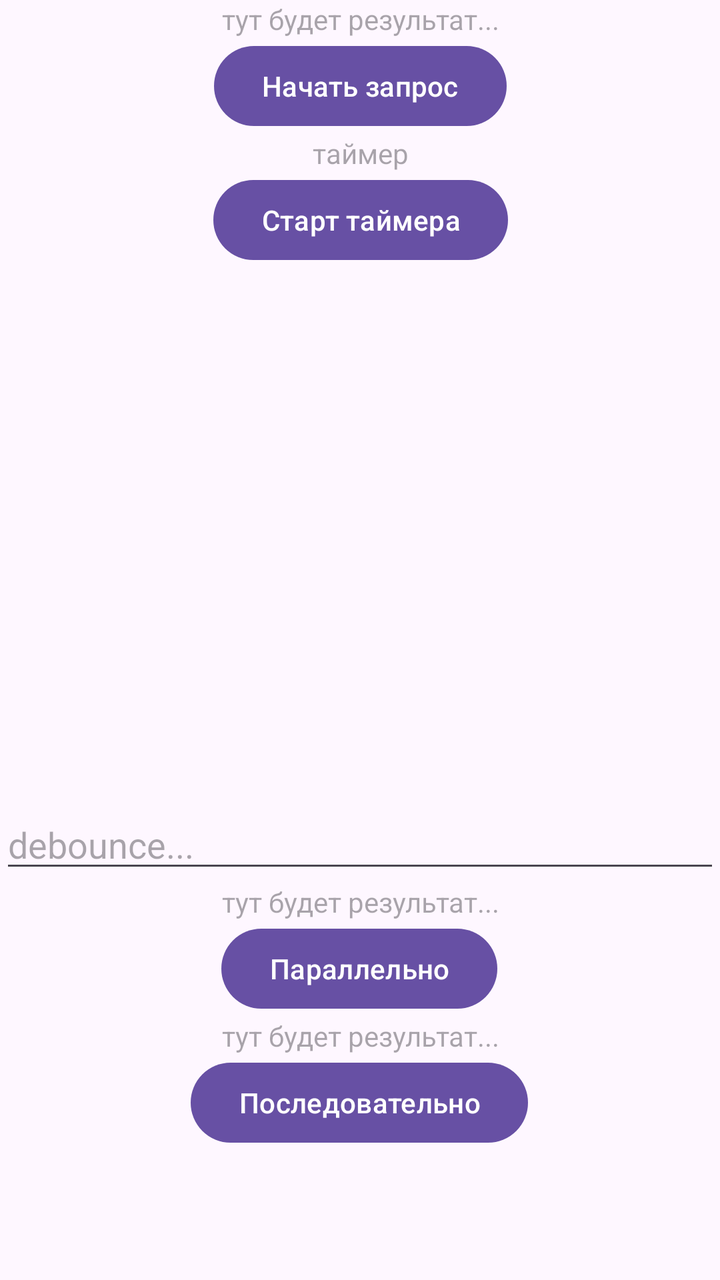
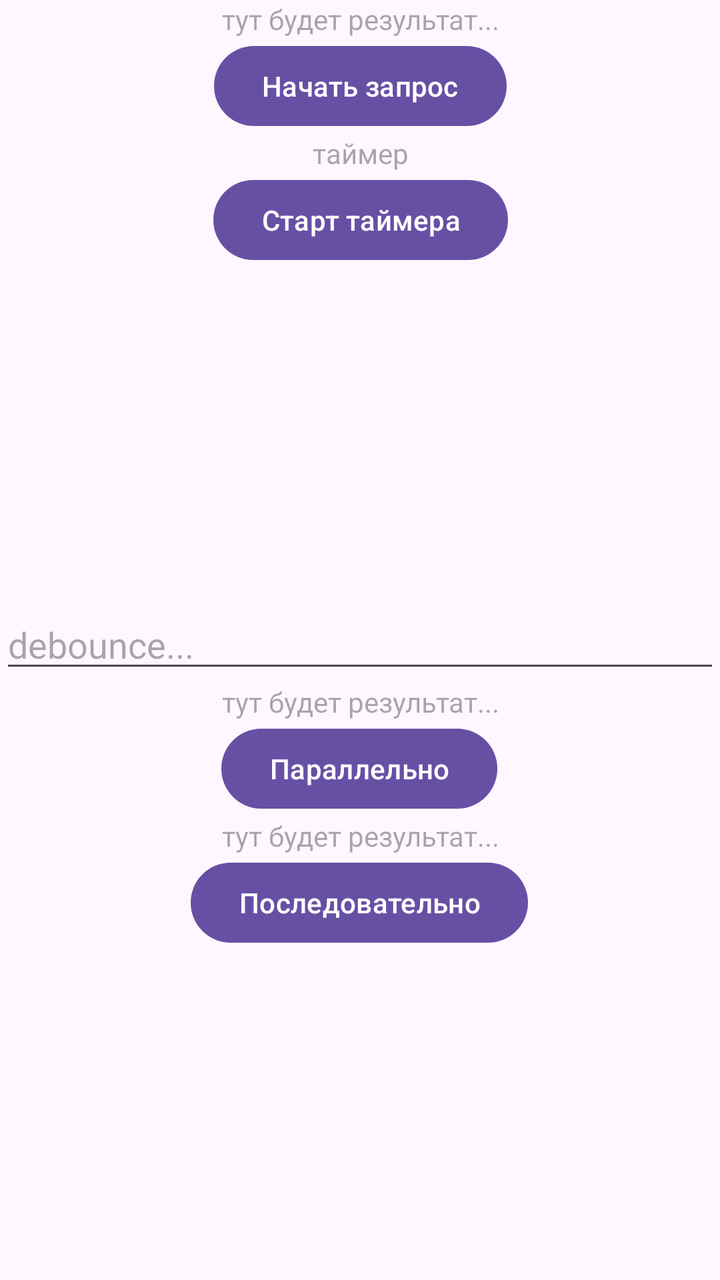

The first picture is an Android layout as it rendered before a commit; the second is the same layout after the commit. The layout source and the unified diff follow.
<!-- AndroidManifest.xml: application theme Theme.TestHomeWork -->
<!-- res/layout/activity_main.xml -->
<?xml version="1.0" encoding="utf-8"?>
<ScrollView xmlns:android="http://schemas.android.com/apk/res/android"
    xmlns:app="http://schemas.android.com/apk/res-auto"
    xmlns:tools="http://schemas.android.com/tools"
    android:layout_width="match_parent"
    android:layout_height="match_parent"
    android:fillViewport="true">

    <androidx.constraintlayout.widget.ConstraintLayout
        android:id="@+id/main"
        android:layout_width="match_parent"
        android:layout_height="wrap_content"
        tools:context=".MainActivity">

        <TextView
            android:id="@+id/tv1"
            android:layout_width="match_parent"
            android:layout_height="wrap_content"
            android:hint="тут будет результат..."
            android:textAlignment="center"
            app:layout_constraintEnd_toEndOf="parent"
            app:layout_constraintStart_toStartOf="parent"
            app:layout_constraintTop_toTopOf="parent" />

        <TextView
            android:id="@+id/tv_paral"
            android:layout_width="match_parent"
            android:layout_height="wrap_content"
            android:hint="тут будет результат..."
            android:textAlignment="center"
            app:layout_constraintEnd_toEndOf="parent"
            app:layout_constraintHorizontal_bias="1.0"
            app:layout_constraintStart_toStartOf="parent"
            app:layout_constraintTop_toBottomOf="@+id/ed_1" />

        <TextView
            android:id="@+id/tv_query"
            android:layout_width="match_parent"
            android:layout_height="wrap_content"
            android:hint="тут будет результат..."
            android:textAlignment="center"
            app:layout_constraintEnd_toEndOf="parent"
            app:layout_constraintHorizontal_bias="0.0"
            app:layout_constraintStart_toStartOf="parent"
            app:layout_constraintTop_toBottomOf="@+id/bt_paral" />

        <Button
            android:id="@+id/bt_go"
            android:layout_width="wrap_content"
            android:layout_height="wrap_content"
            android:text="Начать запрос"
            app:layout_constraintEnd_toEndOf="parent"
            app:layout_constraintStart_toStartOf="parent"
            app:layout_constraintTop_toBottomOf="@+id/tv1" />

        <Button
            android:id="@+id/bt_paral"
            android:layout_width="wrap_content"
            android:layout_height="wrap_content"
            android:text="Параллельно"
            app:layout_constraintEnd_toEndOf="parent"
            app:layout_constraintHorizontal_bias="0.498"
            app:layout_constraintStart_toStartOf="parent"
            app:layout_constraintTop_toBottomOf="@+id/tv_paral" />

        <Button
            android:id="@+id/bt_query"
            android:layout_width="wrap_content"
            android:layout_height="wrap_content"
            android:text="Последовательно"
            app:layout_constraintEnd_toEndOf="parent"
            app:layout_constraintHorizontal_bias="0.498"
            app:layout_constraintStart_toStartOf="parent"
            app:layout_constraintTop_toBottomOf="@+id/tv_query" />

        <TextView
            android:id="@+id/tv_timer"
            android:layout_width="match_parent"
            android:layout_height="wrap_content"
            android:hint="таймер"
            android:textAlignment="center"
            app:layout_constraintEnd_toEndOf="parent"
            app:layout_constraintHorizontal_bias="0.0"
            app:layout_constraintStart_toStartOf="parent"
            app:layout_constraintTop_toBottomOf="@+id/bt_go" />

        <Button
            android:id="@+id/bt_go2"
            android:layout_width="wrap_content"
            android:layout_height="wrap_content"
            android:text="Старт таймера"
            app:layout_constraintEnd_toEndOf="parent"
            app:layout_constraintHorizontal_bias="0.501"
            app:layout_constraintStart_toStartOf="parent"
            app:layout_constraintTop_toBottomOf="@+id/tv_timer" />

        <androidx.recyclerview.widget.RecyclerView
            android:id="@+id/recyclerView"
            android:layout_width="match_parent"
            android:layout_height="250dp"
            android:layout_marginTop="16dp"
            app:layout_constraintEnd_toEndOf="parent"
            app:layout_constraintStart_toStartOf="parent"
            app:layout_constraintTop_toBottomOf="@+id/bt_go2" />

        <EditText
            android:id="@+id/ed_1"
            android:layout_width="match_parent"
            android:layout_height="wrap_content"
            android:ems="10"
            android:hint="debounce..."
            android:inputType="text"
            app:layout_constraintEnd_toEndOf="parent"
            app:layout_constraintStart_toStartOf="parent"
            app:layout_constraintTop_toBottomOf="@+id/recyclerView" />

    </androidx.constraintlayout.widget.ConstraintLayout>

</ScrollView>
<!-- resources referenced by this layout -->
<resources>
  <style name="Theme.TestHomeWork" parent="Base.Theme.TestHomeWork" />
  <style name="Base.Theme.TestHomeWork" parent="Theme.Material3.DayNight.NoActionBar">
          
          
      </style>
</resources>

<!-- the commit's change to res/layout/activity_main.xml (unified diff, before → after) -->
@@ -97,7 +97,7 @@
         <androidx.recyclerview.widget.RecyclerView
             android:id="@+id/recyclerView"
             android:layout_width="match_parent"
-            android:layout_height="250dp"
+            android:layout_height="150dp"
             android:layout_marginTop="16dp"
             app:layout_constraintEnd_toEndOf="parent"
             app:layout_constraintStart_toStartOf="parent"
